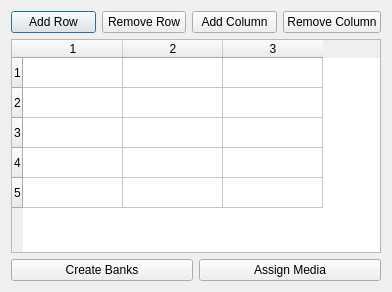
Above: WwiseTools/QtDesign/BankAssignmentMatrix.ui from victor647/AudioToolkit647 before the change. Below: the same form after it.
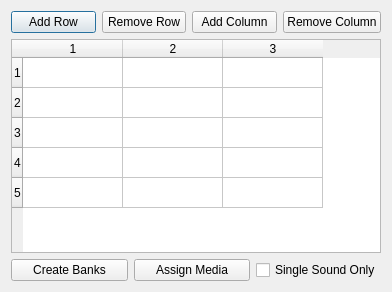
That is the form after the change.

Patch:
```diff
--- a/WwiseTools/QtDesign/BankAssignmentMatrix.ui
+++ b/WwiseTools/QtDesign/BankAssignmentMatrix.ui
@@ -106,6 +106,13 @@
        </property>
       </widget>
      </item>
+     <item>
+      <widget class="QCheckBox" name="cbxSingleSoundOnly">
+       <property name="text">
+        <string>Single Sound Only</string>
+       </property>
+      </widget>
+     </item>
     </layout>
    </item>
   </layout>
```
